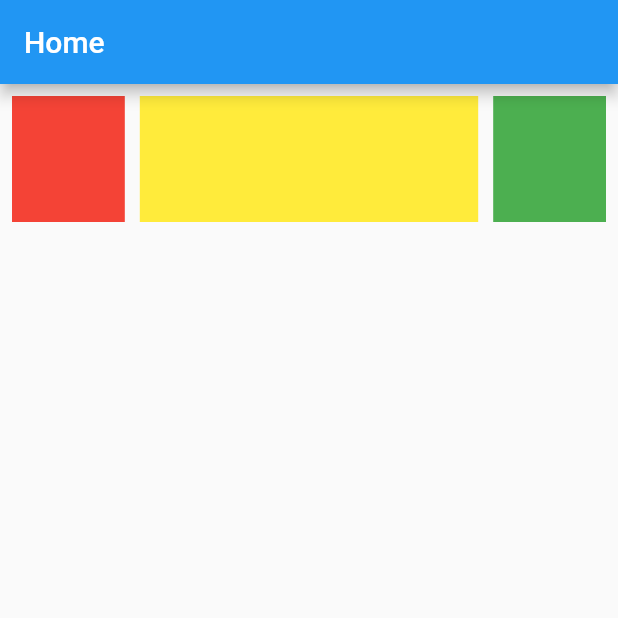
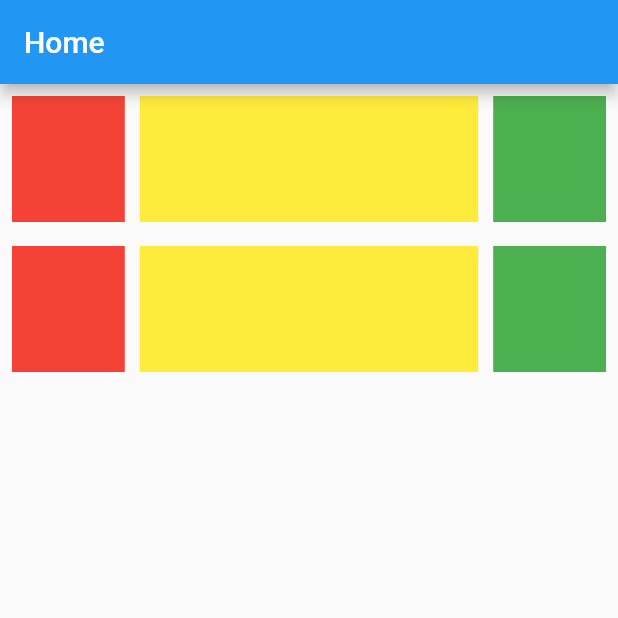
Before and after one commit to marufhasanmitul/assignment, a Flutter app: the screen it shows after launch, on a phone screen of 412 x 824 dp, the top half of it. Run offline on Flutter 3.47's test engine with Material 2 defaults, Android fonts, the phone set to English and light mode, and no system bars.

Commit message:
Expended,Flexible

```diff
--- a/lib/main.dart
+++ b/lib/main.dart
@@ -22,12 +22,15 @@ class HomePage extends StatelessWidget{
         title: Text('Home'),
       ),
       body:
+      Column(
+        children: [
           Container(
             height: 100,
             child:
             Padding(
               padding: const EdgeInsets.all(8.0),
-          child: Row(
+              child:
+              Row(
                 children: [
                   Expanded(
                       child: Container(
@@ -53,6 +56,41 @@ class HomePage extends StatelessWidget{
               ),
             ),
           ),
+          Container(
+            height: 100,
+            child:
+            Padding(
+              padding: const EdgeInsets.all(8.0),
+              child:
+              Row(
+                children: [
+                  Flexible(
+                    child: Container(
+                      color: Colors.red,
+                    ),
+                    flex:1 ,
+                  ),
+                  SizedBox(width: 10),
+                  Flexible(
+                    child: Container(
+                      color: Colors.yellow,
+                    ),
+                    flex: 3,
+                  ),
+                  SizedBox(width: 10),
+                  Flexible(
+                    child: Container(
+                      color: Colors.green,
+                    ),
+                    flex: 1,
+                  ),
+                ],
+              ),
+            ),
+          ),
+        ],
+      ),
+
     );
   }
 }
```
Lines whose indentation alone changed are shown as unchanged.
